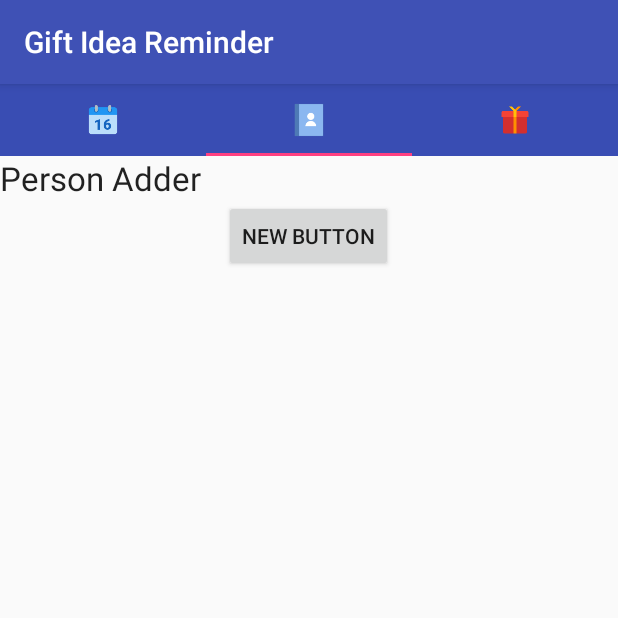
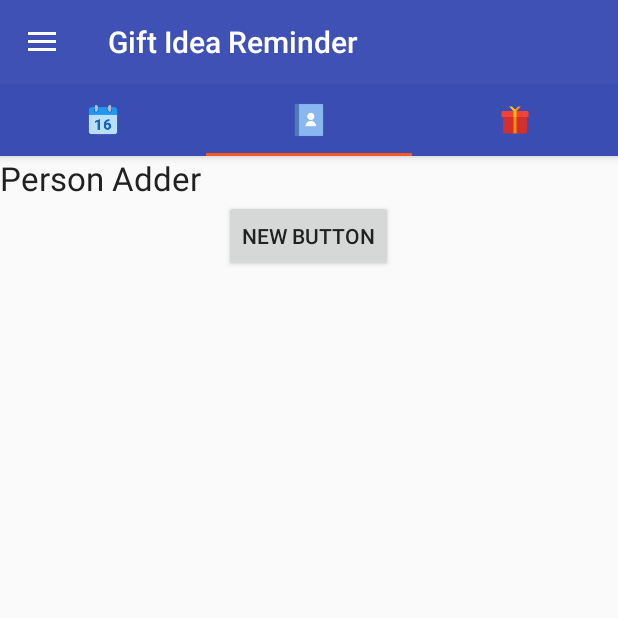
Before and after one commit to TheRyanMiller/Gift-Idea-Reminder, an Android app: the screen it shows after launch (MainActivity), tab 2 chosen, on a phone screen of 412 x 824 dp, the top half of it. Run offline under Robolectric (Android 15) with nearby library versions, the phone set to English and light mode, and no system bars.

Commit message:
Action bar finally working

```diff
--- a/app/src/main/AndroidManifest.xml
+++ b/app/src/main/AndroidManifest.xml
@@ -8,7 +8,8 @@
         android:label="@string/app_name"
         android:supportsRtl="true"
         android:theme="@style/AppTheme">
-        <activity android:name=".UI.MainActivity">
+        <activity android:name=".UI.MainActivity"
+            android:theme="@style/AppTheme.NoActionBar">
             <intent-filter>
                 <action android:name="android.intent.action.MAIN" />
 
--- a/app/src/main/java/com/rtmillerprojects/giftideareminder/UI/MainActivity.java
+++ b/app/src/main/java/com/rtmillerprojects/giftideareminder/UI/MainActivity.java
@@ -1,6 +1,8 @@
 package com.rtmillerprojects.giftideareminder.UI;
 
+import android.app.ActionBar;
 import android.content.Context;
+import android.os.PersistableBundle;
 import android.support.design.widget.NavigationView;
 import android.support.design.widget.TabLayout;
 import android.support.v4.app.Fragment;
@@ -12,8 +14,10 @@ import android.support.v4.widget.DrawerLayout;
 import android.support.v7.app.ActionBarDrawerToggle;
 import android.support.v7.app.AppCompatActivity;
 import android.os.Bundle;
+import android.support.v7.widget.Toolbar;
 import android.view.Menu;
 import android.view.MenuItem;
+import android.view.View;
 import android.widget.TextView;
 
 import com.rtmillerprojects.giftideareminder.Fragment1;
@@ -25,12 +29,17 @@ import com.rtmillerprojects.giftideareminder.R;
 public class MainActivity extends AppCompatActivity
         implements NavigationView.OnNavigationItemSelectedListener, MainListener {
 
-    TabLayout tabLayout;
-    ViewPager viewPager;
-    DrawerLayout drawer;
-    NavigationView navigationView;
-    TextView headerName;
-    TextView headerNameUserName;
+    private TabLayout tabLayout;
+    private ViewPager viewPager;
+    private DrawerLayout drawer;
+    private NavigationView navigationView;
+    private TextView headerName;
+    private TextView headerNameUserName;
+    private ActionBarDrawerToggle mDrawerToggle;
+    private DrawerLayout mDrawerLayout;
+    private CharSequence mTitle;
+    private CharSequence mDrawerTitle;
+    private Toolbar toolbar;
 
     @Override
     protected void onCreate(Bundle savedInstanceState) {
@@ -40,20 +49,14 @@ public class MainActivity extends AppCompatActivity
         viewPager = (ViewPager) findViewById(R.id.viewPager);
         viewPager.setAdapter(new CustomAdapter(getSupportFragmentManager(),getApplicationContext()));
         tabLayout = (TabLayout) findViewById(R.id.tabLayout);
-        tabLayout.setupWithViewPager(viewPager);
-
+        toolbar = (Toolbar) findViewById(R.id.toolbar);
+        setSupportActionBar(toolbar);
+        toolbar.setTitle("my Title");
+        getSupportActionBar().setTitle("Toolbar Title");
         headerName = (TextView) findViewById(R.id.header_name);
         headerNameUserName = (TextView) findViewById(R.id.header_username);
         navigationView = (NavigationView) findViewById(R.id.nav_view);
         navigationView.setNavigationItemSelectedListener(this);
-
-        FragmentManager fragmentManager = getSupportFragmentManager();
-        if (fragmentManager.findFragmentByTag(MainFragment.class.getName()) == null) {
-
-            fragmentManager.beginTransaction()
-                    .replace(R.id.container, MainFragment.newInstance(), MainFragment.class.getName())
-                    .commit();
-        }
 
         tabLayout.setOnTabSelectedListener(new TabLayout.OnTabSelectedListener(){
             @Override
@@ -71,21 +74,57 @@ public class MainActivity extends AppCompatActivity
                 viewPager.setCurrentItem(tab.getPosition());
             }
         });
+        tabLayout.setupWithViewPager(viewPager);
         tabLayout.getTabAt(0).setIcon(R.drawable.calendar);
         tabLayout.getTabAt(1).setIcon(R.drawable.contacts80);
         tabLayout.getTabAt(2).setIcon(R.drawable.gift96);
+        toolbar.setTitle("This is a test");
+        getSupportActionBar().setTitle("Toolbar Title");
+        toolbar.setNavigationIcon(R.drawable.ic_drawer);
 
-        DrawerLayout drawer = listener.getDrawer();
-        ActionBarDrawerToggle toggle =
-                new ActionBarDrawerToggle(ACA, drawer, toolbar, R.string.navigation_drawer_open,
-                        R.string.navigation_drawer_close);
-        drawer.setDrawerListener(toggle);
-        toggle.syncState();
+        mDrawerLayout = (DrawerLayout) findViewById(R.id.drawer_layout);
+        mTitle = mDrawerTitle = getTitle();
+
+        mDrawerToggle = new ActionBarDrawerToggle(
+                this,
+                mDrawerLayout,
+                toolbar,
+                R.string.drawer_open,
+                R.string.drawer_close) {
+            //Called when a drawer has settled in a completely closed state.
+            public void onDrawerClosed(View view) {
+                super.onDrawerClosed(view);
+                toolbar.setTitle(mTitle);
+                invalidateOptionsMenu(); // creates call to onPrepareOptionsMenu()
+            }
+
+            // Called when a drawer has settled in a completely open state.
+            public void onDrawerOpened(View drawerView) {
+                super.onDrawerOpened(drawerView);
+                getSupportActionBar().setTitle("Toolbar Title");
+                toolbar.setTitle(mDrawerTitle);
+                invalidateOptionsMenu(); // creates call to onPrepareOptionsMenu()
+            }
+        };
+        // Defer code dependent on restoration of previous instance state.
+        // NB: required for the drawer indicator to show up!
+        mDrawerLayout.post(new Runnable() {
+            @Override
+            public void run() {
+                mDrawerToggle.syncState();
+            }
+        });
+
+
+
+        // Set the drawer toggle as the DrawerListener
+        mDrawerLayout.setDrawerListener(mDrawerToggle);
+
     }
 
     @Override public boolean onCreateOptionsMenu(Menu menu) {
         // Inflate the menu; this adds items to the action bar if it is present.
-        getMenuInflater().inflate(R.menu.menu_main, menu);
+        //getMenuInflater().inflate(R.menu.menu_main, menu);
         return true;
     }
 
@@ -117,6 +156,12 @@ public class MainActivity extends AppCompatActivity
         } else {
             super.onBackPressed();
         }
+    }
+
+    @Override
+    public void onPostCreate(Bundle savedInstanceState, PersistableBundle persistentState) {
+        super.onPostCreate(savedInstanceState, persistentState);
+        mDrawerToggle.syncState();
     }
 
     private class CustomAdapter extends FragmentPagerAdapter {
@@ -151,4 +196,12 @@ public class MainActivity extends AppCompatActivity
     public DrawerLayout getDrawer() {
         return drawer;
     }
+    public void setTitle(CharSequence title) {
+        mTitle = title;
+        getActionBar().setTitle(mTitle);
+    }
+
+    public CharSequence getActionBarTitle() {
+        return getActionBar().getTitle();
+    }
 }
--- a/app/src/main/java/com/rtmillerprojects/giftideareminder/UI/MainFragment.java
+++ /dev/null
@@ -1,110 +0,0 @@
-package com.rtmillerprojects.giftideareminder.UI;
-
-/**
- * Created by Ryan on 5/24/2016.
- */
-
-import android.app.Fragment;
-import android.content.Context;
-import android.os.Bundle;
-import android.support.design.widget.FloatingActionButton;
-import android.support.design.widget.TabLayout;
-import android.support.v4.view.ViewPager;
-import android.support.v4.widget.DrawerLayout;
-import android.support.v7.app.ActionBarDrawerToggle;
-import android.support.v7.widget.Toolbar;
-import android.view.LayoutInflater;
-import android.view.View;
-import android.view.ViewGroup;
-
-/**
- * A simple {@link Fragment} subclass.
- * Use the {@link MainFragment#newInstance} factory method to
- * create an instance of this fragment.
- */
-public class MainFragment extends BaseFragment {
-
-    @Bind(R.id.toolbar) Toolbar toolbar;
-    @Bind(R.id.view_pager) ViewPager viewPager;
-    @Bind(R.id.tabs) TabLayout tabLayout;
-    @Bind(R.id.fab) FloatingActionButton fab;
-
-    private MainListener listener;
-    private SectionsPagerAdapter sectionsPagerAdapter;
-
-    public static MainFragment newInstance() {
-        MainFragment fragment = new MainFragment();
-        return fragment;
-    }
-
-    public MainFragment() {
-        // Required empty public constructor
-    }
-
-    @Override public void onAttach(Context context) {
-        super.onAttach(context);
-        listener = (MainActivity) context;
-    }
-
-    @Override public void onCreate(Bundle savedInstanceState) {
-        super.onCreate(savedInstanceState);
-    }
-
-    @Override public View onCreateView(LayoutInflater inflater, ViewGroup container,
-                                       Bundle savedInstanceState) {
-
-        View rootView = inflater.inflate(R.layout.fragment_main, container, false);
-        ButterKnife.bind(this, rootView);
-
-        toolbar.setTitle(getResources().getString(R.string.toolbar_title));
-        ACA.setSupportActionBar(toolbar);
-
-        // Create the adapter that will return fragments for the view pager
-        sectionsPagerAdapter = new SectionsPagerAdapter(getChildFragmentManager());
-
-        // Set up the ViewPager with the sections adapter.
-        viewPager.setAdapter(sectionsPagerAdapter);
-        viewPager.addOnPageChangeListener(new ViewPager.OnPageChangeListener() {
-            @Override
-            public void onPageScrolled(int position, float positionOffset, int positionOffsetPixels) {
-
-            }
-
-            @Override public void onPageSelected(int position) {
-                if (position == 1) {
-                    fab.hide();
-                } else {
-                    fab.show();
-                }
-            }
-
-            @Override public void onPageScrollStateChanged(int state) {
-            }
-        });
-
-        // Set up the TabLayout with the ViewPager
-        tabLayout.setupWithViewPager(viewPager);
-
-        // Listen for fab clicks
-        fab.setOnClickListener(new View.OnClickListener() {
-            @Override public void onClick(View view) {
-
-            }
-        });
-
-        DrawerLayout drawer = listener.getDrawer();
-        ActionBarDrawerToggle toggle =
-                new ActionBarDrawerToggle(ACA, drawer, toolbar, R.string.navigation_drawer_open,
-                        R.string.navigation_drawer_close);
-        drawer.setDrawerListener(toggle);
-        toggle.syncState();
-
-        return rootView;
-    }
-
-    @Override public void onDetach() {
-        super.onDetach();
-        listener = null;
-    }
-
-}
--- a/app/src/main/res/layout/activity_main.xml
+++ b/app/src/main/res/layout/activity_main.xml
@@ -1,4 +1,5 @@
 <?xml version="1.0" encoding="utf-8"?>
+
 <android.support.v4.widget.DrawerLayout
     xmlns:android="http://schemas.android.com/apk/res/android"
     xmlns:app="http://schemas.android.com/apk/res-auto"
@@ -8,12 +9,6 @@
     android:layout_height="match_parent"
     android:fitsSystemWindows="true"
     tools:openDrawer="start">
-
-    <FrameLayout
-        android:id="@+id/container"
-        android:layout_width="match_parent"
-        android:layout_height="match_parent"
-        />
 
     <android.support.design.widget.NavigationView
         android:id="@+id/nav_view"
@@ -35,6 +30,21 @@
             android:paddingTop="0dp"
             tools:context=".UI.MainActivity">
 
+            <android.support.design.widget.AppBarLayout
+                android:id="@+id/appBarLayout"
+                android:layout_height="wrap_content"
+                android:layout_width="match_parent"
+                android:theme="@style/AppTheme.AppBarOverlay">
+
+                <android.support.v7.widget.Toolbar
+                    android:id="@+id/toolbar"
+                    android:layout_width="match_parent"
+                    android:layout_height="?attr/actionBarSize"
+                    android:background="?attr/colorPrimary"
+                    app:popupTheme="@style/AppTheme.PopupOverlay"
+                    app:layout_scrollFlags="scroll|enterAlways">
+                </android.support.v7.widget.Toolbar>
+
                 <android.support.design.widget.TabLayout
                     android:layout_width="match_parent"
                     android:layout_height="wrap_content"
@@ -45,11 +55,13 @@
                     app:tabGravity="fill"
                     android:background="#394db3" />
 
+            </android.support.design.widget.AppBarLayout>>
+
             <android.support.v4.view.ViewPager
+                android:id="@+id/viewPager"
                 android:layout_width="wrap_content"
                 android:layout_height="wrap_content"
-            android:id="@+id/viewPager"
-            android:layout_below="@+id/tabLayout"
+                android:layout_below="@+id/appBarLayout"
                 android:layout_alignParentRight="true"
                 android:layout_alignParentEnd="true" />
 
--- a/app/src/main/res/values/colors.xml
+++ b/app/src/main/res/values/colors.xml
@@ -2,5 +2,8 @@
 <resources>
     <color name="colorPrimary">#3F51B5</color>
     <color name="colorPrimaryDark">#303F9F</color>
-    <color name="colorAccent">#FF4081</color>
+    <color name="colorAccent">#FF5722</color>
+    <color name="primaryText">#212121</color>
+    <color name="secondaryText">#727272</color>
+
 </resources>
--- a/app/src/main/res/values/strings.xml
+++ b/app/src/main/res/values/strings.xml
@@ -1,3 +1,5 @@
 <resources>
     <string name="app_name">Gift Idea Reminder</string>
+    <string name="drawer_open">Gift Idea Reminder</string>
+    <string name="drawer_close">Gift Idea Reminder</string>
 </resources>
--- a/app/src/main/res/values/styles.xml
+++ b/app/src/main/res/values/styles.xml
@@ -6,6 +6,13 @@
         <item name="colorPrimary">@color/colorPrimary</item>
         <item name="colorPrimaryDark">@color/colorPrimaryDark</item>
         <item name="colorAccent">@color/colorAccent</item>
+        <item name="android:textColor">@color/primaryText</item>
     </style>
+    <style name="AppTheme.NoActionBar">
+        <item name="windowActionBar">false</item>
+        <item name="windowNoTitle">true</item>
+    </style>
+    <style name="AppTheme.AppBarOverlay" parent="ThemeOverlay.AppCompat.Dark.ActionBar"/>
+    <style name="AppTheme.PopupOverlay" parent="ThemeOverlay.AppCompat.Light"/>
 
 </resources>
```
Also changed, not shown: app/src/main/res/drawable/ic_drawer.png (added). Lines whose indentation alone changed are shown as unchanged.
